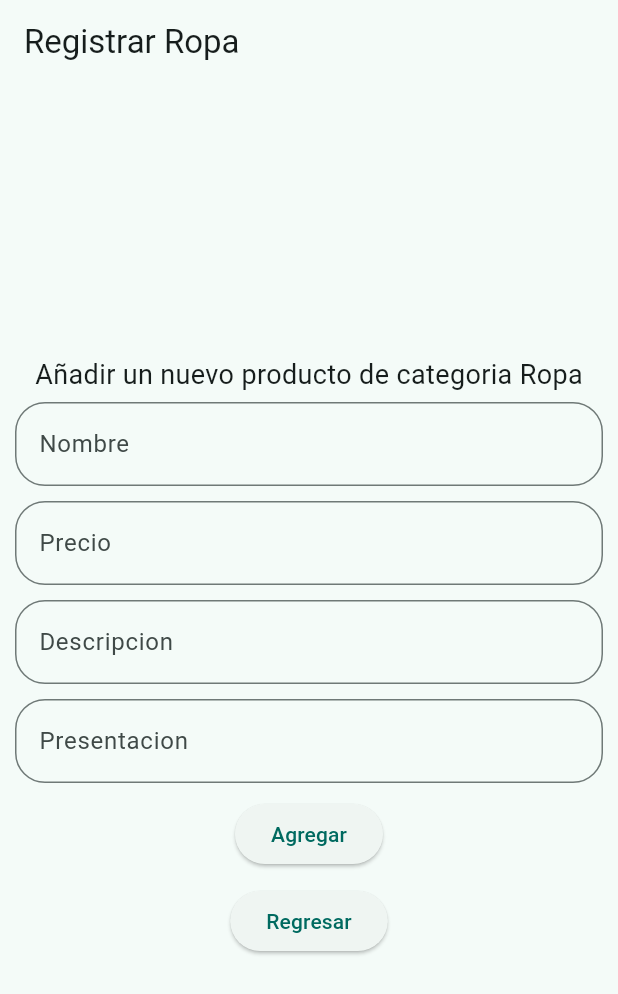
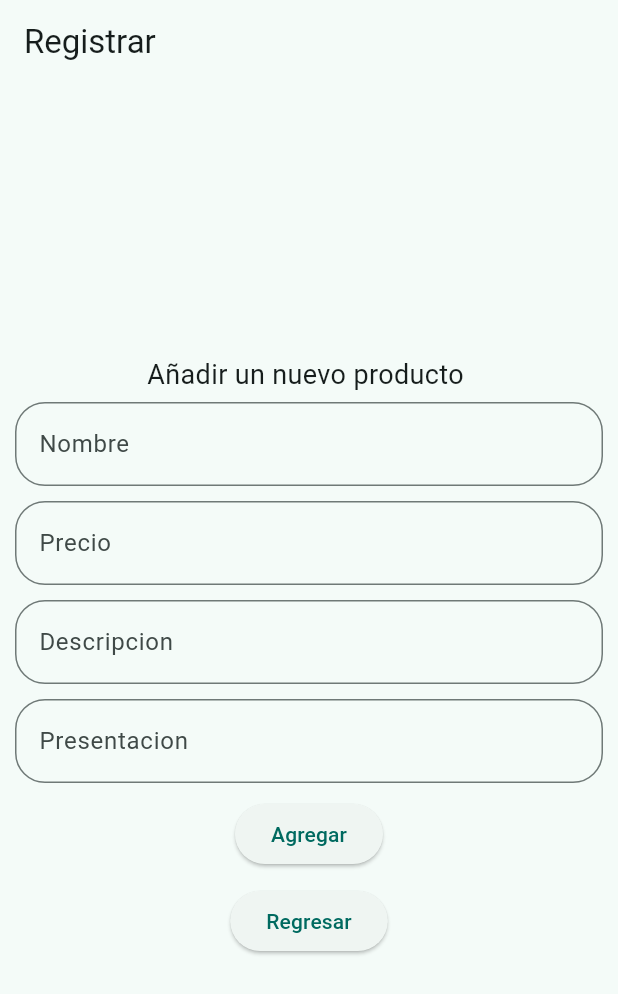
Before and after one commit to csparedes-pucesi/movil_pucetec_api, a Flutter app: the CreateProducts screen opened by its route, on a phone screen of 412 x 824 dp. Shown: the top 994 px of the screen. Run offline on Flutter 3.47's test engine with Material 3 defaults, Android fonts, the phone set to English and light mode, and no system bars; our stand-ins replace dio, flutter_riverpod, fluttertoast, go_router, shared_preferences; accounts and stored records are empty.

Commit message:
deber semana13

```diff
--- a/lib/pages/create_product.dart
+++ b/lib/pages/create_product.dart
@@ -16,14 +16,14 @@ class CreateProducts extends ConsumerWidget {
         TextEditingController();
     return Scaffold(
       appBar: AppBar(
-        title: const Text('Registrar Ropa'),
+        title: const Text('Registrar'),
       ),
       body: Center(
         child: Column(
           mainAxisAlignment: MainAxisAlignment.center,
           children: [
             const Text(
-              'Añadir un nuevo producto de categoria Ropa',
+              'Añadir un nuevo producto ',
               style: TextStyle(fontSize: 18),
             ),
             Padding(
@@ -32,7 +32,7 @@ class CreateProducts extends ConsumerWidget {
                 controller: nameController,
                 decoration: InputDecoration(
                   labelText: 'Nombre',
-                  hintText: 'Ingrese el nombre de la Ropa',
+                  hintText: 'Ingrese el nombre del producto',
                   border: OutlineInputBorder(
                     borderRadius: BorderRadius.circular(20),
                   ),
--- a/lib/pages/login_page.dart
+++ b/lib/pages/login_page.dart
@@ -28,8 +28,8 @@ class LoginPage extends ConsumerWidget {
               fit: BoxFit.cover,
             ),
             const Text(
-              'Welcome to the PUCETEC Shop!',
-              style: TextStyle(fontSize: 24),
+              'Bienvenidos a  PUCETEC ',
+              style: TextStyle(fontSize: 26),
             ),
             Padding(
               padding: const EdgeInsets.symmetric(horizontal: 10, vertical: 5),
@@ -56,6 +56,7 @@ class LoginPage extends ConsumerWidget {
                   border: OutlineInputBorder(
                     borderRadius: BorderRadius.circular(20),
                   ),
+                  prefixIcon: Icon(Icons.email), // Icono de correo electrónico
                 ),
               ),
             ),
@@ -70,6 +71,7 @@ class LoginPage extends ConsumerWidget {
                   border: OutlineInputBorder(
                     borderRadius: BorderRadius.circular(20),
                   ),
+                  prefixIcon: Icon(Icons.lock), // Icono de contraseña
                 ),
               ),
             ),
--- a/lib/pages/register_page.dart
+++ b/lib/pages/register_page.dart
@@ -11,7 +11,7 @@ class RegisterPage extends StatelessWidget {
       ),
       body: const Center(
         child: Text(
-          'Welcome to Register Page!',
+          'bienvenido a la página de registro',
           style: TextStyle(fontSize: 24),
         ),
       ),
```
